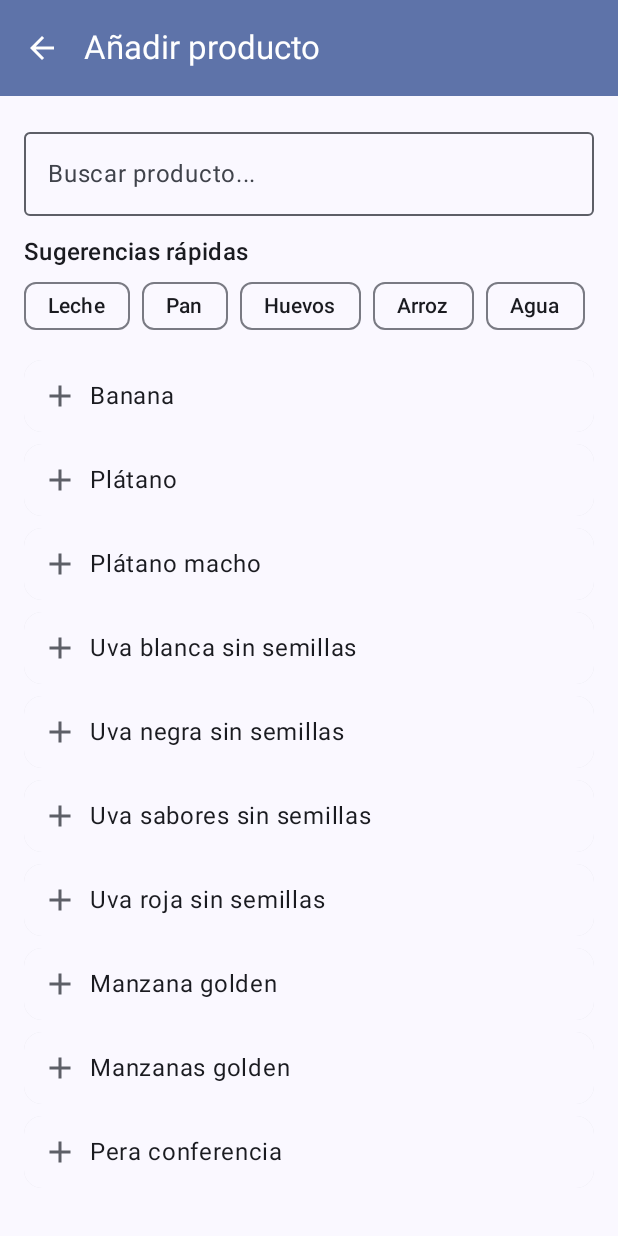
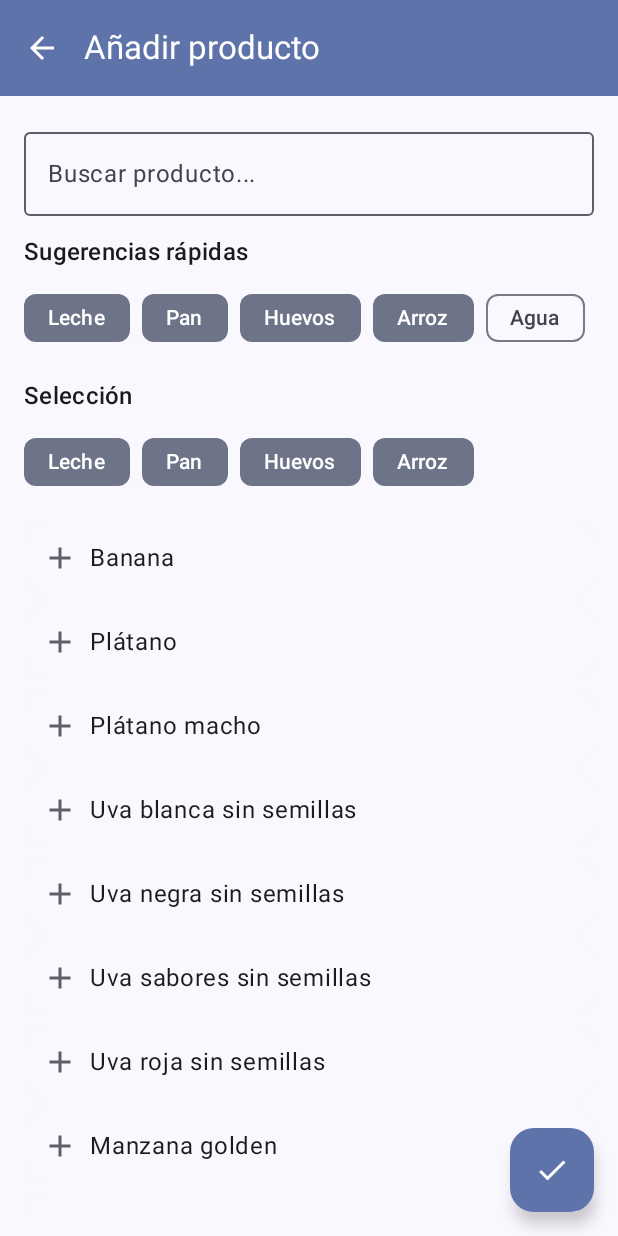
Before and after one commit to sanchezhs/Lico, an Android app built with Jetpack Compose: the composable AddProductScreen called with empty values, after a tap on "Arroz", on a phone screen of 412 x 824 dp. Run offline under Robolectric (Android 15) with nearby library versions, the phone set to English and light mode, and no system bars; our stand-ins replace Dagger/Hilt's generated code, Room's generated code; 3 other taps on this screen came first.

Commit message:
Modified dialogs

```diff
--- a/app/src/main/java/com/app/lico/ui/screens/AddProductScreen.kt
+++ b/app/src/main/java/com/app/lico/ui/screens/AddProductScreen.kt
@@ -9,6 +9,7 @@ import androidx.compose.foundation.layout.Row
 import androidx.compose.foundation.layout.Spacer
 import androidx.compose.foundation.layout.fillMaxWidth
 import androidx.compose.foundation.layout.height
+import androidx.compose.foundation.layout.imePadding
 import androidx.compose.foundation.layout.padding
 import androidx.compose.foundation.layout.width
 import androidx.compose.foundation.rememberScrollState
@@ -18,9 +19,9 @@ import androidx.compose.material.icons.automirrored.filled.ArrowBack
 import androidx.compose.material.icons.filled.Add
 import androidx.compose.material.icons.filled.Check
 import androidx.compose.material.icons.filled.CheckCircle
-import androidx.compose.material3.AssistChip
 import androidx.compose.material3.Card
 import androidx.compose.material3.ExperimentalMaterial3Api
+import androidx.compose.material3.FilterChip
 import androidx.compose.material3.FloatingActionButton
 import androidx.compose.material3.Icon
 import androidx.compose.material3.IconButton
@@ -54,34 +55,40 @@ fun AddProductScreen(
     suggestionViewModel: SuggestionViewModel = hiltViewModel(),
     viewModel: ShoppingViewModel = hiltViewModel(),
 ) {
+    // State for the search query
     var query by remember { mutableStateOf("") }
 
+    // Live data of product suggestions
     val suggestions by suggestionViewModel.suggestions.collectAsState()
     val quickSuggestions = listOf("Leche", "Pan", "Huevos", "Arroz", "Agua")
 
-    val selectedProducts = remember { mutableStateListOf<ProductEntity>() }
+    // Hold selected items: entities from API and custom names
+    val selectedEntities = remember { mutableStateListOf<ProductEntity>() }
+    val selectedNames = remember { mutableStateListOf<String>() }
 
+    // Fetch suggestions whenever query changes
     LaunchedEffect(query) {
         suggestionViewModel.searchProducts(query)
     }
 
     Scaffold(
+        modifier = Modifier.imePadding(),
         topBar = {
             TopAppBar(
                 title = { Text("Añadir producto") },
                 navigationIcon = {
                     IconButton(onClick = onBack) {
-                        Icon(Icons.AutoMirrored.Filled.ArrowBack, contentDescription = "Volver")
+                        Icon(Icons.AutoMirrored.Filled.ArrowBack, contentDescription = "Back")
                     }
                 },
                 colors = myTopAppBarColors()
             )
         },
         floatingActionButton = {
-            if (selectedProducts.isNotEmpty()) {
+            if (selectedEntities.isNotEmpty() || selectedNames.isNotEmpty()) {
                 FloatingActionButton(
                     onClick = {
-                        selectedProducts.forEach { product ->
+                        selectedEntities.forEach { product ->
                             viewModel.addItemToList(
                                 name = product.name ?: "Producto",
                                 quantity = 1.0,
@@ -89,77 +96,109 @@ fun AddProductScreen(
                                 listId = listId
                             )
                         }
-                        selectedProducts.clear()
+                        selectedNames.forEach { name ->
+                            viewModel.addItemToList(
+                                name = name,
+                                quantity = 1.0,
+                                unit = "uds",
+                                listId = listId
+                            )
+                        }
+                        selectedEntities.clear()
+                        selectedNames.clear()
                         onBack()
                     }
-                ) { Icon(Icons.Filled.Check, "Add products to list.") }
+                ) {
+                    Icon(Icons.Filled.Check, contentDescription = "Add products to list.")
+                }
             }
         }
-    ) { padding ->
-        Column(modifier = Modifier.padding(padding).padding(16.dp).verticalScroll(
-            rememberScrollState()
-        )) {
+    ) { paddingValues ->
+        Column(
+            modifier = Modifier
+                .padding(paddingValues)
+                .padding(16.dp)
+                .verticalScroll(rememberScrollState())
+        ) {
             OutlinedTextField(
                 value = query,
                 onValueChange = { query = it },
                 label = { Text("Buscar producto...") },
                 modifier = Modifier.fillMaxWidth(),
                 maxLines = 1,
-                singleLine = true,
-                minLines = 1
+                singleLine = true
             )
 
             Spacer(modifier = Modifier.height(12.dp))
 
+            // Quick suggestion chips
             if (query.isBlank()) {
                 Text("Sugerencias rápidas", style = MaterialTheme.typography.titleMedium)
-
+                Spacer(modifier = Modifier.height(8.dp))
                 FlowRow(horizontalArrangement = Arrangement.spacedBy(8.dp)) {
                     quickSuggestions.forEach { name ->
-                        AssistChip(onClick = {
-                            viewModel.addItemToList(
-                                name,
-                                quantity = 1.0,
-                                unit = "uds",
-                                listId = listId
-                            )
-                            onBack()
-                        }, label = { Text(name) })
+                        FilterChip(
+                            selected = name in selectedNames,
+                            onClick = {
+                                if (name in selectedNames) selectedNames.remove(name)
+                                else selectedNames.add(name)
+                            },
+                            label = { Text(name) }
+                        )
                     }
                 }
             }
 
+            // Custom query chip
             if (query.isNotBlank()) {
-                AssistChip(
+                Spacer(modifier = Modifier.height(8.dp))
+                FilterChip(
+                    selected = query in selectedNames,
                     onClick = {
-                        viewModel.addItemToList(
-                            name = query,
-                            quantity = 1.0,
-                            unit = "uds",
-                            listId = listId
-                        )
-                        onBack()
+                        if (query in selectedNames) selectedNames.remove(query)
+                        else selectedNames.add(query)
                     },
                     label = { Text("Añadir \"$query\"") }
                 )
             }
 
-            Spacer(modifier = Modifier.height(4.dp))
+            Spacer(modifier = Modifier.height(16.dp))
+
+            // Preview of selected products
+            if (selectedEntities.isNotEmpty() || selectedNames.isNotEmpty()) {
+                Text("Selección", style = MaterialTheme.typography.titleMedium)
+                Spacer(modifier = Modifier.height(8.dp))
+                FlowRow(horizontalArrangement = Arrangement.spacedBy(8.dp)) {
+                    // Show custom and quick names
+                    selectedNames.forEach { name ->
+                        FilterChip(
+                            selected = true,
+                            onClick = { selectedNames.remove(name) },
+                            label = { Text(name) }
+                        )
+                    }
+                    // Show entity-based selections
+                    selectedEntities.forEach { product ->
+                        FilterChip(
+                            selected = true,
+                            onClick = { selectedEntities.remove(product) },
+                            label = { Text(product.name ?: "Producto") }
+                        )
+                    }
+                }
+
+                Spacer(modifier = Modifier.height(16.dp))
+            }
 
             if (suggestions.isNotEmpty()) {
-                Spacer(modifier = Modifier.height(8.dp))
-
                 suggestions.forEach { product ->
-                    val isSelected = product in selectedProducts
+                    val isSelected = product in selectedEntities
                     SuggestionCard(
                         product = product,
                         isSelected = isSelected,
                         onToggleSelect = {
-                            if (isSelected) {
-                                selectedProducts.remove(product)
-                            } else {
-                                selectedProducts.add(product)
-                            }
+                            if (isSelected) selectedEntities.remove(product)
+                            else selectedEntities.add(product)
                         }
                     )
                     Spacer(modifier = Modifier.height(8.dp))
@@ -176,10 +215,10 @@ fun SuggestionCard(
     isSelected: Boolean,
     onToggleSelect: () -> Unit
 ) {
+    // Card showing a suggested product, toggles selection on click
     Card(
         onClick = onToggleSelect,
-        modifier = Modifier
-            .fillMaxWidth(),
+        modifier = Modifier.fillMaxWidth(),
     ) {
         Row(
             modifier = Modifier
@@ -190,7 +229,7 @@ fun SuggestionCard(
         ) {
             Icon(
                 imageVector = if (isSelected) Icons.Default.CheckCircle else Icons.Default.Add,
-                contentDescription = if (isSelected) "Seleccionado" else "Seleccionar",
+                contentDescription = if (isSelected) "Selected" else "Select",
                 tint = if (isSelected) MaterialTheme.colorScheme.primary else MaterialTheme.colorScheme.outline
             )
             Spacer(modifier = Modifier.width(8.dp))
```
Also changed, not shown: app/src/main/java/com/app/lico/ui/screens/ShoppingListDetailScreen.kt (+10 -3 lines), app/src/main/java/com/app/lico/ui/screens/ShoppingListScreen.kt (+10 -3 lines).
